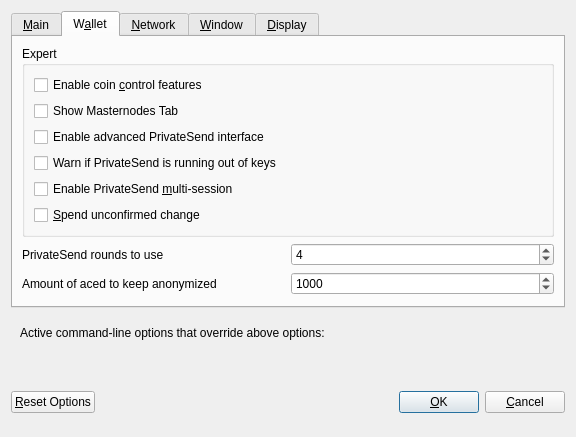
Above: src/qt/forms/optionsdialog.ui from Acedcoin/AceD before the change. Below: the same form after it.
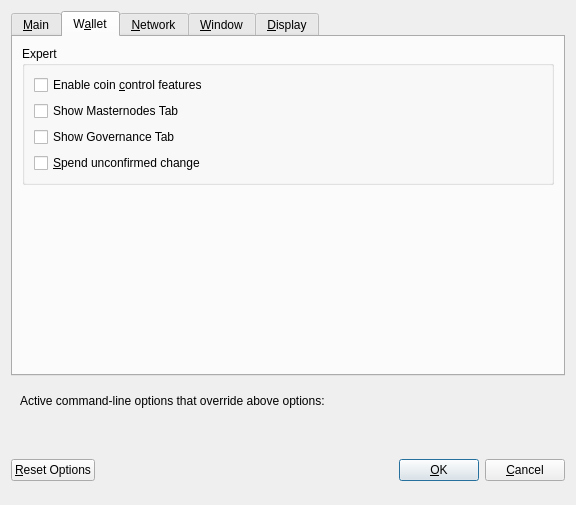
That is the form after the change. The open tabs and pages were chosen to show the change. Custom widgets are drawn as their Qt base class.

```diff
--- a/src/qt/forms/optionsdialog.ui
+++ b/src/qt/forms/optionsdialog.ui
@@ -7,7 +7,7 @@
     <x>0</x>
     <y>0</y>
     <width>576</width>
-    <height>402</height>
+    <height>505</height>
    </rect>
   </property>
   <property name="windowTitle">
@@ -169,27 +169,7 @@
              <string>Show additional information and buttons for PrivateSend on overview screen.</string>
             </property>
             <property name="text">
-             <string>Enable advanced PrivateSend interface</string>
-            </property>
-           </widget>
-          </item>
-          <item>
-           <widget class="QCheckBox" name="lowKeysWarning">
-            <property name="toolTip">
-             <string>Show warning dialog when PrivateSend detects that wallet has very low number of keys left.</string>
-            </property>
-            <property name="text">
-             <string>Warn if PrivateSend is running out of keys</string>
-            </property>
-           </widget>
-          </item>
-          <item>
-           <widget class="QCheckBox" name="privateSendMultiSession">
-            <property name="toolTip">
-             <string>Whether to use experimental PrivateSend mode with multiple mixing sessions per block.&lt;br/&gt;Note: You must use this feature carefully.&lt;br/&gt;Make sure you always have recent wallet (auto)backup in a safe place!</string>
-            </property>
-            <property name="text">
-             <string>Enable PrivateSend &amp;multi-session</string>
+             <string>Show Governance Tab</string>
             </property>
            </widget>
           </item>
@@ -207,76 +187,7 @@
         </widget>
        </item>
        <item>
-        <layout class="QHBoxLayout" name="horizontalLayout_4_Wallet">
-         <item>
-          <widget class="QLabel" name="label">
-           <property name="toolTip">
-            <string>This setting determines the amount of individual masternodes that an input will be anonymized through.&lt;br/&gt;More rounds of anonymization gives a higher degree of privacy, but also costs more in fees.</string>
-           </property>
-           <property name="text">
-            <string>PrivateSend rounds to use</string>
-           </property>
-          </widget>
-         </item>
-         <item>
-          <widget class="QSpinBox" name="privateSendRounds">
-           <property name="minimum">
-            <number>2</number>
-           </property>
-           <property name="maximum">
-            <number>8</number>
-           </property>
-           <property name="value">
-            <number>4</number>
-           </property>
-          </widget>
-         </item>
-        </layout>
-       </item>
-       <item>
-        <layout class="QHBoxLayout" name="horizontalLayout">
-         <item>
-          <widget class="QLabel" name="label_2">
-           <property name="toolTip">
-            <string>This amount acts as a threshold to turn off PrivateSend once it's reached.</string>
-           </property>
-           <property name="statusTip">
-            <string notr="true"/>
-           </property>
-           <property name="whatsThis">
-            <string notr="true"/>
-           </property>
-           <property name="accessibleName">
-            <string notr="true"/>
-           </property>
-           <property name="accessibleDescription">
-            <string notr="true"/>
-           </property>
-           <property name="text">
-            <string>Amount of aced to keep anonymized</string>
-           </property>
-          </widget>
-         </item>
-         <item>
-          <widget class="QSpinBox" name="privateSendAmount">
-           <property name="minimum">
-            <number>2</number>
-           </property>
-           <property name="maximum">
-            <number>2000</number>
-           </property>
-           <property name="singleStep">
-            <number>10</number>
-           </property>
-           <property name="value">
-            <number>1000</number>
-           </property>
-          </widget>
-         </item>
-        </layout>
-       </item>
-       <item>
-        <spacer name="verticalSpacer_Wallet">
+        <spacer name="verticalSpacer_2">
          <property name="orientation">
           <enum>Qt::Vertical</enum>
          </property>
```
Left out of the diff: 14 changed lines with no effect on the pictures.
